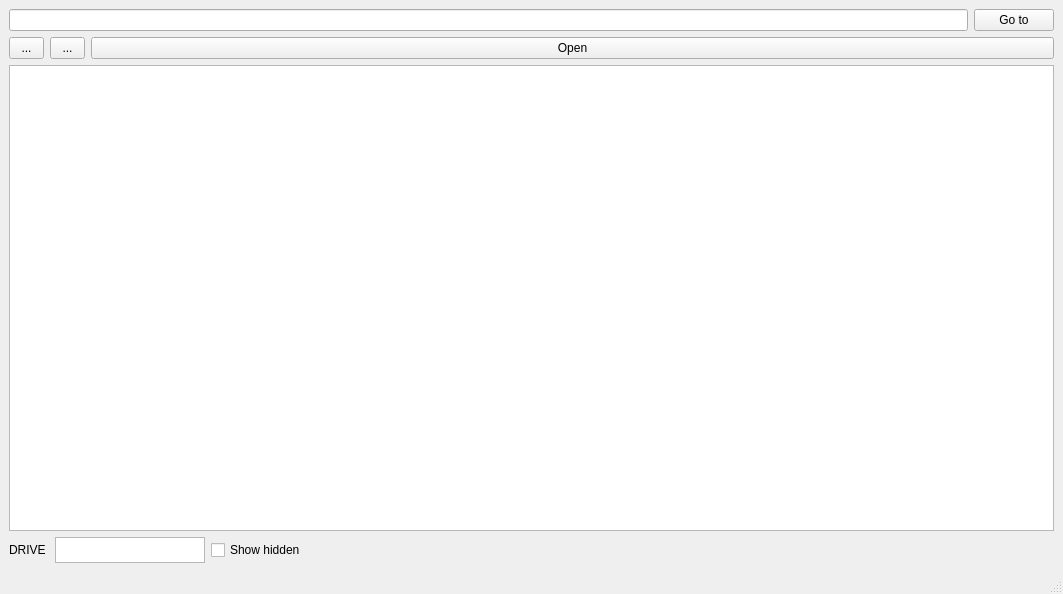
stroitel201/FileManagerQt, file FileManagerKursach/mainwindow.ui: the form before one commit.
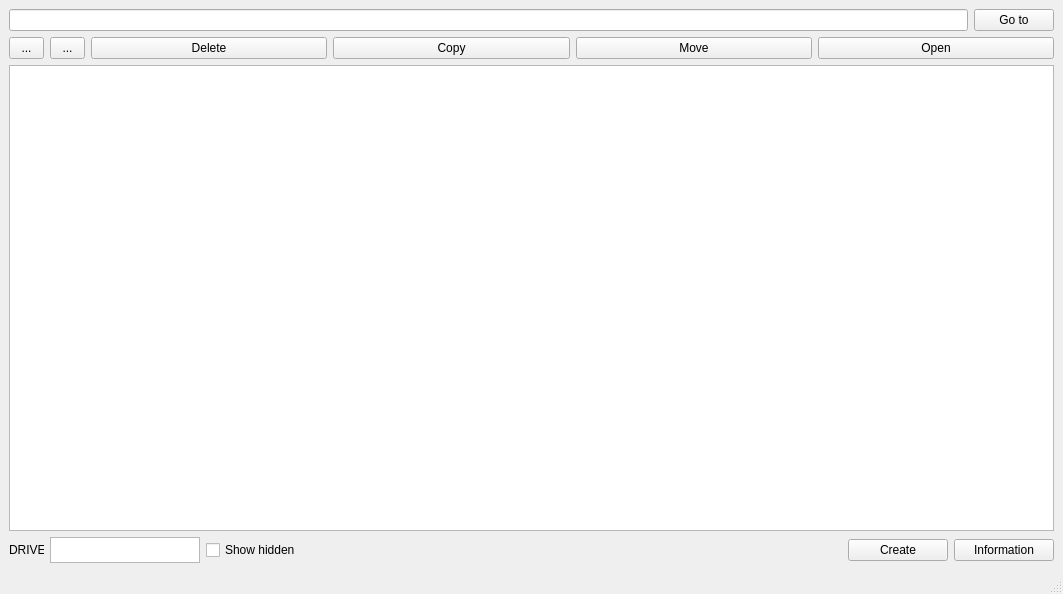
The form after the commit.

Diff of the .ui file:
```diff
--- a/FileManagerKursach/mainwindow.ui
+++ b/FileManagerKursach/mainwindow.ui
@@ -59,6 +59,27 @@
           </property>
          </widget>
         </item>
+        <item>
+         <widget class="QPushButton" name="deletepushButton">
+          <property name="text">
+           <string>Delete</string>
+          </property>
+         </widget>
+        </item>
+        <item>
+         <widget class="QPushButton" name="copypushButton">
+          <property name="text">
+           <string>Copy</string>
+          </property>
+         </widget>
+        </item>
+        <item>
+         <widget class="QPushButton" name="movepushButton">
+          <property name="text">
+           <string>Move</string>
+          </property>
+         </widget>
+        </item>
         <item>
          <widget class="QPushButton" name="openButton">
           <property name="text">
@@ -82,13 +103,13 @@
        <widget class="QLabel" name="label">
         <property name="minimumSize">
          <size>
-          <width>40</width>
+          <width>35</width>
           <height>0</height>
          </size>
         </property>
         <property name="maximumSize">
          <size>
-          <width>40</width>
+          <width>35</width>
           <height>16777215</height>
          </size>
         </property>
@@ -126,6 +147,32 @@
         </property>
        </widget>
       </item>
+      <item>
+       <widget class="QPushButton" name="createpushButton">
+        <property name="maximumSize">
+         <size>
+          <width>100</width>
+          <height>16777215</height>
+         </size>
+        </property>
+        <property name="text">
+         <string>Create</string>
+        </property>
+       </widget>
+      </item>
+      <item>
+       <widget class="QPushButton" name="infopushButton">
+        <property name="maximumSize">
+         <size>
+          <width>100</width>
+          <height>16777215</height>
+         </size>
+        </property>
+        <property name="text">
+         <string>Information</string>
+        </property>
+       </widget>
+      </item>
      </layout>
     </item>
    </layout>
```
Left out of the diff: 2 changed lines with no effect on the pictures.
